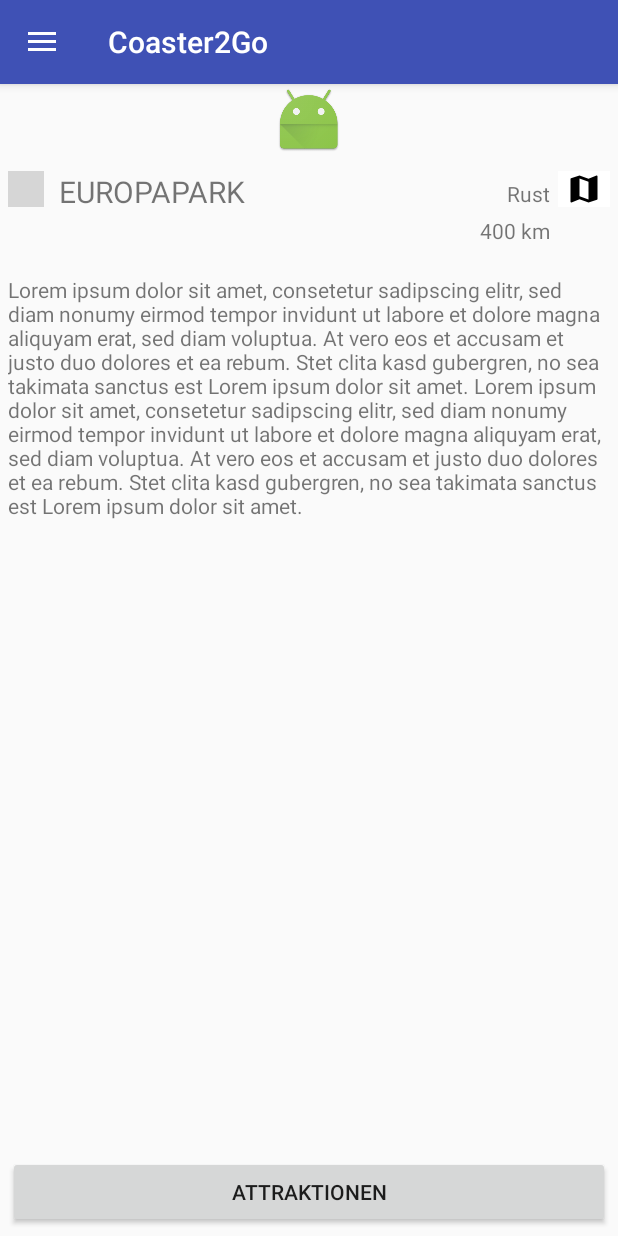
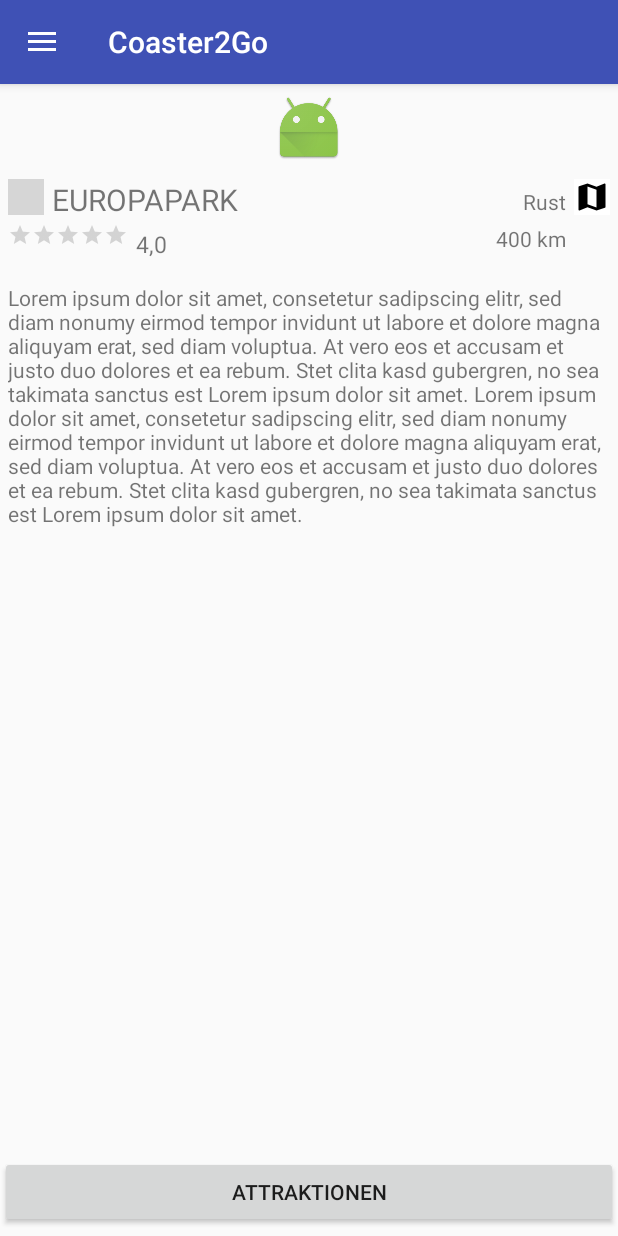
Before and after one commit to lb28/Coaster2Go, an Android app: the ParkDetailViewActivity screen opened directly, with no data from a screen before it, on a phone screen of 412 x 824 dp. Run offline under Robolectric (Android 15) with nearby library versions, the phone set to English and light mode, and no system bars; our stand-ins replace Firebase (no records; nobody signed in at launch, a user with empty details on screens opened directly); libraries missing offline, so code that uses them is left out: com.firebase.ui; grey boxes are pictures that could not be loaded.

Commit message:
rating bar vergessen

```diff
--- a/app/src/main/res/layout/activity_park_detail_view.xml
+++ b/app/src/main/res/layout/activity_park_detail_view.xml
@@ -4,9 +4,8 @@
     xmlns:tools="http://schemas.android.com/tools"
     android:layout_width="match_parent"
     android:layout_height="match_parent"
-    android:paddingLeft="5dp"
-    android:paddingRight="5dp"
-    android:paddingBottom="5dp"
+    android:layout_marginTop="5dp"
+    android:layout_marginBottom="5dp"
     android:id="@+id/park_detail_view_relativelayout"
     tools:context="de.uulm.dbis.coaster2go.activities.ParkDetailViewActivity">
 
@@ -14,7 +13,7 @@
         android:layout_width="match_parent"
         android:layout_height="wrap_content"
         android:orientation="horizontal"
-        android:paddingBottom="10dp"
+        android:layout_marginBottom="10dp"
         android:id="@+id/park_image_linearlayout">
 
         <ImageView
@@ -29,7 +28,9 @@
         android:layout_width="match_parent"
         android:layout_height="wrap_content"
         android:layout_below="@id/park_image_linearlayout"
-        android:paddingBottom="10dp"
+        android:layout_marginBottom="10dp"
+        android:layout_marginLeft="5dp"
+        android:layout_marginRight="5dp"
         android:id="@+id/park_detail_view_header_relativelayout">
 
         <ImageButton
@@ -43,16 +44,39 @@
             android:layout_width="wrap_content"
             android:layout_height="wrap_content"
             android:layout_toRightOf="@id/button_favorite_park"
-            android:paddingLeft="10dp"
+            android:layout_marginLeft="5dp"
             android:textSize="20dp"
             android:text="EUROPAPARK"
             android:id="@+id/park_detail_parkname" />
 
+        <RatingBar
+            android:layout_width="wrap_content"
+            android:layout_height="wrap_content"
+            android:layout_below="@id/button_favorite_park"
+            style="?android:attr/ratingBarStyleSmall"
+            android:numStars="5"
+            android:stepSize="0.1"
+            android:layout_marginTop="5dp"
+            android:layout_marginBottom="5dp"
+            android:id="@+id/parkaverage_ratingbar"/>
+
         <TextView
             android:layout_width="wrap_content"
             android:layout_height="wrap_content"
-            android:paddingTop="5dp"
-            android:paddingRight="5dp"
+            android:layout_toRightOf="@id/parkaverage_ratingbar"
+            android:layout_below="@id/park_detail_parkname"
+            android:textSize="15dp"
+            android:text="4,0"
+            android:layout_marginLeft="5dp"
+            android:layout_marginTop="5dp"
+            android:layout_marginBottom="5dp"
+            android:id="@+id/park_detail_average"/>
+
+        <TextView
+            android:layout_width="wrap_content"
+            android:layout_height="wrap_content"
+            android:layout_marginTop="5dp"
+            android:layout_marginRight="5dp"
             android:text="Rust"
             android:layout_toLeftOf="@id/park_detail_button_map"
             android:id="@+id/park_detail_location"/>
@@ -61,8 +85,8 @@
             android:layout_width="wrap_content"
             android:layout_height="wrap_content"
             android:text="400 km"
-            android:paddingTop="5dp"
-            android:paddingRight="5dp"
+            android:layout_marginTop="5dp"
+            android:layout_marginRight="5dp"
             android:layout_below="@id/park_detail_location"
             android:layout_toLeftOf="@id/park_detail_button_map"
             android:id="@+id/park_detail_distance"/>
@@ -71,49 +95,18 @@
             android:layout_width="wrap_content"
             android:layout_height="wrap_content"
             android:src="@drawable/ic_map_black_24dp"
-            android:paddingRight="5dp"
-            android:paddingLeft="5dp"
             android:layout_alignParentRight="true"
             android:background="@color/cardview_light_background"
             android:id="@+id/park_detail_button_map"/>
 
     </RelativeLayout>
 
-    <LinearLayout
-        android:layout_width="wrap_content"
-        android:layout_height="wrap_content"
-        android:layout_toRightOf="@id/park_detail_view_header_relativelayout"
-        android:layout_below="@id/park_image_linearlayout"
-        android:paddingTop="10dp"
-        android:paddingLeft="5dp"
-        android:orientation="horizontal"
-        android:id="@+id/park_detail_gps_linearlayout">
-
-        <RatingBar
-            android:layout_width="wrap_content"
-            android:layout_height="wrap_content"
-            android:layout_below="@id/button_favorite_park"
-            android:id="@+id/parkaverage_ratingbar"/>
-
-        <TextView
-            android:layout_width="wrap_content"
-            android:layout_height="wrap_content"
-            android:layout_toRightOf="@id/parkaverage_ratingbar"
-            android:layout_below="@id/park_detail_parkname"
-            android:textSize="20dp"
-            android:text="4,0"
-            android:paddingLeft="5dp"
-            android:id="@+id/park_detail_average"/>
-
-
-    </LinearLayout>
-
-
     <TextView
         android:layout_width="match_parent"
         android:layout_height="match_parent"
         android:layout_below="@id/park_detail_view_header_relativelayout"
-        android:paddingTop="10dp"
+        android:layout_marginRight="5dp"
+        android:layout_marginLeft="5dp"
         android:text="Lorem ipsum dolor sit amet, consetetur sadipscing elitr, sed diam nonumy eirmod tempor invidunt ut labore et dolore magna aliquyam erat, sed diam voluptua. At vero eos et accusam et justo duo dolores et ea rebum. Stet clita kasd gubergren, no sea takimata sanctus est Lorem ipsum dolor sit amet. Lorem ipsum dolor sit amet, consetetur sadipscing elitr, sed diam nonumy eirmod tempor invidunt ut labore et dolore magna aliquyam erat, sed diam voluptua. At vero eos et accusam et justo duo dolores et ea rebum. Stet clita kasd gubergren, no sea takimata sanctus est Lorem ipsum dolor sit amet."/>
 
     <Button
```
